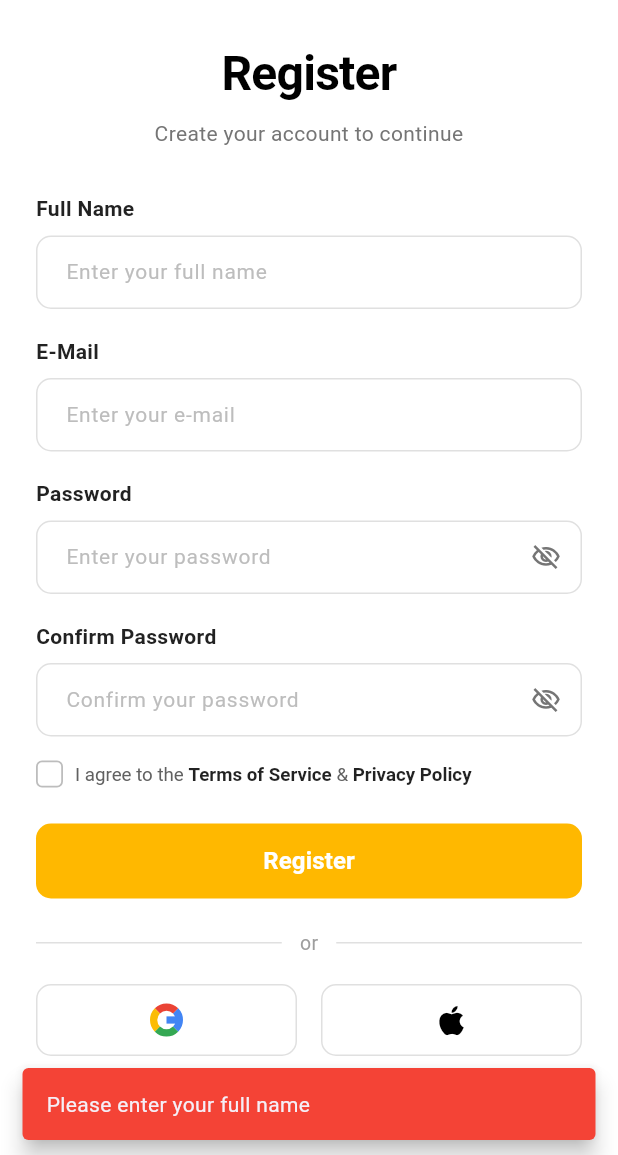
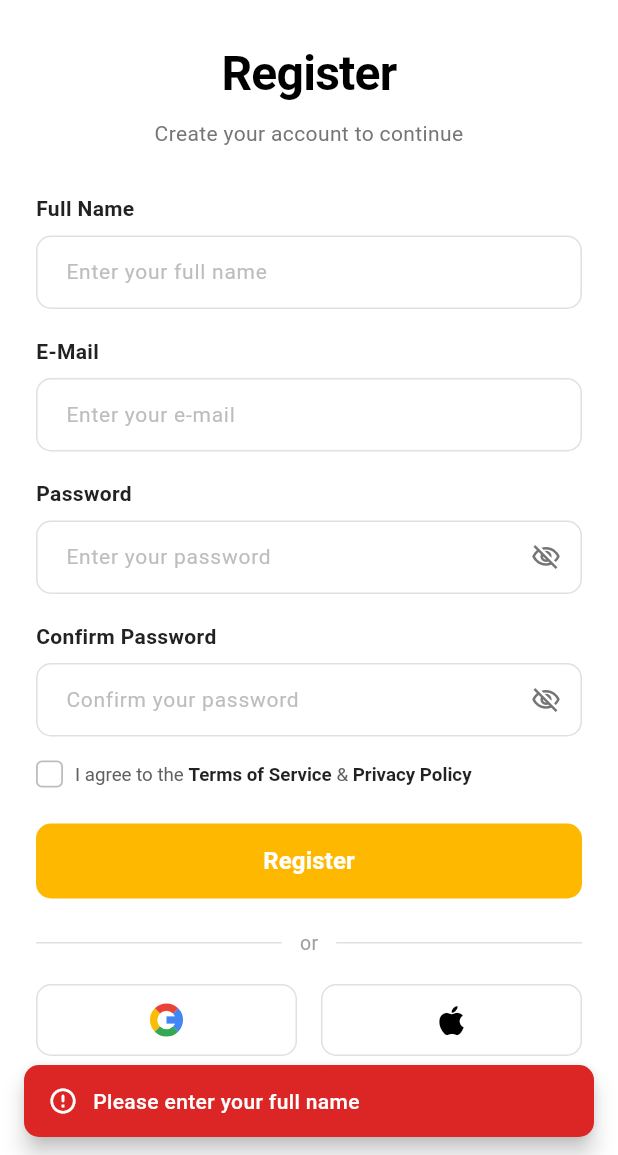
Before and after one commit to bibasshrestha980-npl/note_app, a Flutter app: the RegisterView screen opened directly, after a tap on "Register", on a phone screen of 412 x 824 dp, the part 81-1236 px from its top. Run offline on Flutter 3.47's test engine with Material 3 defaults, Android fonts, the phone set to English and light mode, and no system bars; our stand-ins replace firebase_auth, firebase_core; accounts and stored records are empty.

Commit message:
Create reusable CustomSnackBar and CommonColors in common folder and integrate across auth views

```diff
--- /dev/null
+++ b/lib/common/common_colors.dart
@@ -0,0 +1,21 @@
+import 'package:flutter/material.dart';
+
+class CommonColors {
+  // Primary brand color (golden yellow)
+  static const Color primaryColor = Color(0xFFFFB800);
+  static const Color primaryYellow = Color(0xFFFFB800);
+
+  // Status colors
+  static const Color successColor = Color(0xFF16A34A);
+  static const Color errorColor = Color(0xFFDC2626);
+  static const Color warningColor = Color(0xFFD97706);
+  static const Color infoColor = Color(0xFF2563EB);
+
+  // Neutral colors
+  static const Color white = Colors.white;
+  static const Color black = Colors.black;
+  static const Color textPrimary = Color(0xFF1E293B);
+  static const Color textSecondary = Color(0xFF64748B);
+  static const Color borderGrey = Color(0xFFE2E8F0);
+  static const Color inputBackground = Color(0xFFF8FAFC);
+}
--- /dev/null
+++ b/lib/common/custom_snackbar.dart
@@ -0,0 +1,135 @@
+import 'package:flutter/material.dart';
+
+import 'common_colors.dart';
+
+class CustomSnackBar {
+  /// General custom snackbar
+  static void show(
+    BuildContext context,
+    String message, {
+    Color? backgroundColor,
+    Color textColor = Colors.white,
+    IconData? icon,
+    Duration duration = const Duration(seconds: 3),
+    SnackBarAction? action,
+  }) {
+    ScaffoldMessenger.of(context).hideCurrentSnackBar();
+    ScaffoldMessenger.of(context).showSnackBar(
+      SnackBar(
+        content: Row(
+          children: [
+            if (icon != null) ...[
+              Icon(icon, color: textColor, size: 20),
+              const SizedBox(width: 10),
+            ],
+            Expanded(
+              child: Text(
+                message,
+                style: TextStyle(
+                  color: textColor,
+                  fontSize: 14,
+                  fontWeight: FontWeight.w500,
+                ),
+              ),
+            ),
+          ],
+        ),
+        backgroundColor: backgroundColor ?? CommonColors.primaryColor,
+        behavior: SnackBarBehavior.floating,
+        duration: duration,
+        shape: RoundedRectangleBorder(
+          borderRadius: BorderRadius.circular(10),
+        ),
+        margin: const EdgeInsets.symmetric(horizontal: 16, vertical: 12),
+        action: action,
+      ),
+    );
+  }
+
+  /// Success snackbar (Green)
+  static void showSuccess(
+    BuildContext context,
+    String message, {
+    Duration duration = const Duration(seconds: 3),
+  }) {
+    show(
+      context,
+      message,
+      backgroundColor: CommonColors.successColor,
+      icon: Icons.check_circle_rounded,
+      duration: duration,
+    );
+  }
+
+  /// Error snackbar (Red)
+  static void showError(
+    BuildContext context,
+    String message, {
+    Duration duration = const Duration(seconds: 4),
+  }) {
+    show(
+      context,
+      message,
+      backgroundColor: CommonColors.errorColor,
+      icon: Icons.error_outline_rounded,
+      duration: duration,
+    );
+  }
+
+  /// Warning / Primary snackbar (matches class style)
+  static void showWarning(
+    BuildContext context,
+    String message, {
+    Duration duration = const Duration(seconds: 3),
+  }) {
+    show(
+      context,
+      message,
+      backgroundColor: CommonColors.primaryColor,
+      icon: Icons.warning_amber_rounded,
+      duration: duration,
+    );
+  }
+
+  /// Info snackbar (Blue)
+  static void showInfo(
+    BuildContext context,
+    String message, {
+    Duration duration = const Duration(seconds: 3),
+  }) {
+    show(
+      context,
+      message,
+      backgroundColor: CommonColors.infoColor,
+      icon: Icons.info_outline_rounded,
+      duration: duration,
+    );
+  }
+}
+
+// Convenient top-level helper functions for direct calls
+void showCustomSnackBar(
+  BuildContext context,
+  String message, {
+  Color? backgroundColor,
+  IconData? icon,
+}) {
+  CustomSnackBar.show(
+    context,
+    message,
+    backgroundColor: backgroundColor,
+    icon: icon,
+  );
+}
+
+void showSuccessSnackBar(BuildContext context, String message) {
+  CustomSnackBar.showSuccess(context, message);
+}
+
+void showErrorSnackBar(BuildContext context, String message) {
+  CustomSnackBar.showError(context, message);
+}
+
+void showWarningSnackBar(BuildContext context, String message) {
+  CustomSnackBar.showWarning(context, message);
+}
--- /dev/null
+++ b/lib/common/snackbar.dart
@@ -0,0 +1 @@
+export 'custom_snackbar.dart';
--- a/lib/features/auth/controller/auth_controller.dart
+++ b/lib/features/auth/controller/auth_controller.dart
@@ -1,7 +1,11 @@
 import 'package:firebase_auth/firebase_auth.dart';
 
 class AuthController {
-  final FirebaseAuth _auth = FirebaseAuth.instance;
+  final FirebaseAuth? _authInstance;
+
+  AuthController({FirebaseAuth? auth}) : _authInstance = auth;
+
+  FirebaseAuth get _auth => _authInstance ?? FirebaseAuth.instance;
 
   // Stream of user auth state changes
   Stream<User?> get authStateChanges => _auth.authStateChanges();
--- a/lib/features/auth/view/register_view.dart
+++ b/lib/features/auth/view/register_view.dart
@@ -1,4 +1,5 @@
 import 'package:flutter/material.dart';
+import '../../../common/custom_snackbar.dart';
 import '../controller/auth_controller.dart';
 import 'login_view.dart';
 
@@ -42,60 +43,36 @@ class _RegisterViewState extends State<RegisterView> {
     final confirmPassword = _confirmPasswordController.text;
 
     if (name.isEmpty) {
-      ScaffoldMessenger.of(context).showSnackBar(
-        const SnackBar(
-          content: Text('Please enter your full name'),
-          backgroundColor: Colors.red,
-          behavior: SnackBarBehavior.floating,
-        ),
-      );
+      CustomSnackBar.showError(context, 'Please enter your full name');
       return;
     }
 
     if (email.isEmpty) {
-      ScaffoldMessenger.of(context).showSnackBar(
-        const SnackBar(
-          content: Text('Please enter your email'),
-          backgroundColor: Colors.red,
-          behavior: SnackBarBehavior.floating,
-        ),
-      );
+      CustomSnackBar.showError(context, 'Please enter your email');
       return;
     }
 
     if (password.isEmpty) {
-      ScaffoldMessenger.of(context).showSnackBar(
-        const SnackBar(
-          content: Text('Please enter a password'),
-          backgroundColor: Colors.red,
-          behavior: SnackBarBehavior.floating,
-        ),
-      );
+      CustomSnackBar.showError(context, 'Please enter a password');
       return;
     }
 
     // Check if password and confirm password match
     if (password != confirmPassword) {
       setState(() {
-        _passwordError = 'Passwords must be the same';
+        _passwordError = 'Password and confirm password doesnot match';
       });
-      ScaffoldMessenger.of(context).showSnackBar(
-        const SnackBar(
-          content: Text('Passwords must be the same'),
-          backgroundColor: Colors.red,
-          behavior: SnackBarBehavior.floating,
-        ),
+      CustomSnackBar.showError(
+        context,
+        'Password and confirm password doesnot match',
       );
       return;
     }
 
     if (!_agreeToTerms) {
-      ScaffoldMessenger.of(context).showSnackBar(
-        const SnackBar(
-          content: Text('Please agree to the Terms of Service & Privacy Policy'),
-          backgroundColor: Colors.red,
-          behavior: SnackBarBehavior.floating,
-        ),
+      CustomSnackBar.showError(
+        context,
+        'Please agree to the Terms of Service & Privacy Policy',
       );
       return;
     }
@@ -112,24 +89,12 @@ class _RegisterViewState extends State<RegisterView> {
         name: name,
       );
       if (mounted) {
-        ScaffoldMessenger.of(context).showSnackBar(
-          const SnackBar(
-            content: Text('Registration successful!'),
-            backgroundColor: Colors.green,
-            behavior: SnackBarBehavior.floating,
-          ),
-        );
+        CustomSnackBar.showSuccess(context, 'Registered successfully!');
         Navigator.pop(context);
       }
     } catch (e) {
       if (mounted) {
-        ScaffoldMessenger.of(context).showSnackBar(
-          SnackBar(
-            content: Text(e.toString()),
-            backgroundColor: Colors.red,
-            behavior: SnackBarBehavior.floating,
-          ),
-        );
+        CustomSnackBar.showError(context, e.toString());
       }
     } finally {
       if (mounted) setState(() => _isLoading = false);
```
Also changed, not shown: lib/features/auth/view/forgot_password_view.dart (+7 -14 lines), lib/features/auth/view/login_view.dart (+5 -28 lines).
